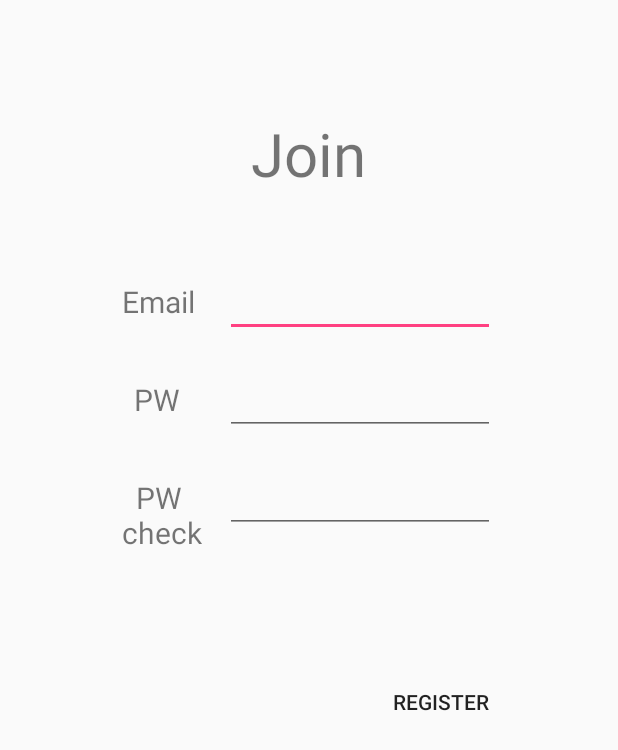
After one commit to unistcse421/Backpacker, an Android app: the layout activity_registeration.xml on its own in the app's theme, with its tools: preview values and no code run, on a phone screen of 412 x 824 dp. The commit adds this screen. Shown: the top 750 px of the screen. Run offline under Robolectric (Android 15) with nearby library versions, the phone set to English and light mode, and no system bars.

Commit message:
register layout

```diff
--- /dev/null
+++ b/app/src/main/java/com/example/simon/backpacker/registerationActivity.java
@@ -0,0 +1,18 @@
+package com.example.simon.backpacker;
+
+import android.app.ActionBar;
+import android.support.v7.app.AppCompatActivity;
+import android.os.Bundle;
+
+public class registerationActivity extends AppCompatActivity {
+
+    @Override
+    protected void onCreate(Bundle savedInstanceState) {
+        super.onCreate(savedInstanceState);
+        setContentView(R.layout.activity_registeration);
+/*
+        ActionBar actionBar = getActionBar();
+        actionBar.hide();
+        */
+    }
+}
--- /dev/null
+++ b/app/src/main/res/drawable/button_transparent.xml
@@ -0,0 +1,11 @@
+<?xml version="1.0" encoding="utf-8"?>
+<selector xmlns:android="http://schemas.android.com/apk/res/android">
+<item>
+    <shape android:shape="rectangle">
+        <!--apply button background transparent, full opacity-->
+        <solid android:color="#00ffffff"/>
+        <!--make button border solid color, nontransparent-->
+        <stroke android:color="#00ffffff"/>
+    </shape>
+</item>
+</selector>
--- a/app/src/main/res/layout/activity_main.xml
+++ b/app/src/main/res/layout/activity_main.xml
@@ -13,4 +13,9 @@
         android:layout_width="wrap_content"
         android:layout_height="wrap_content"
         android:text="Hello World!" />
+
+    <TextView
+        android:layout_width="wrap_content"
+        android:layout_height="wrap_content"
+        android:id="@+id/text2"/>
 </RelativeLayout>
--- /dev/null
+++ b/app/src/main/res/layout/activity_registeration.xml
@@ -0,0 +1,79 @@
+<?xml version="1.0" encoding="utf-8"?>
+
+<LinearLayout xmlns:android="http://schemas.android.com/apk/res/android"
+    android:orientation="vertical"
+    android:layout_width="match_parent"
+    android:layout_height="match_parent"
+    >
+
+    <TextView
+        android:layout_width="wrap_content"
+        android:layout_height="wrap_content"
+        android:text="Join"
+        android:textSize="40dp"
+        android:layout_gravity="center_horizontal"
+        android:paddingTop="75dp"
+        android:id="@+id/textView" />
+
+    <GridLayout
+        android:layout_width="wrap_content"
+        android:layout_height="wrap_content"
+        android:layout_gravity="center_horizontal"
+        android:layout_marginTop="50dp"
+        android:columnCount="2">
+
+        <TextView
+            android:layout_width="wrap_content"
+            android:layout_height="wrap_content"
+            android:text="Email"
+            android:textSize="20dp"
+            />
+
+        <EditText
+            android:layout_height="match_parent"
+            android:layout_width="180dp"
+            android:layout_marginLeft="15dp"
+            />
+
+        <TextView
+            android:layout_width="wrap_content"
+            android:layout_height="wrap_content"
+            android:layout_marginLeft="8dp"
+            android:text="PW"
+            android:textSize="20dp"
+            android:layout_marginTop="20dp"
+            />
+
+        <EditText
+            android:layout_height="match_parent"
+            android:layout_width="180dp"
+            android:layout_marginLeft="15dp"
+            android:layout_marginTop="20dp"
+            />
+
+        <TextView
+            android:layout_width="wrap_content"
+            android:layout_height="wrap_content"
+            android:text="  PW\ncheck"
+            android:textSize="20dp"
+            android:layout_marginTop="20dp"
+            />
+
+        <EditText
+            android:layout_height="match_parent"
+            android:layout_width="180dp"
+            android:layout_marginLeft="15dp"
+            android:layout_marginTop="20dp"
+            />
+    </GridLayout>
+
+    <Button
+        android:layout_width="wrap_content"
+        android:layout_height="wrap_content"
+        android:layout_marginTop="75dp"
+        android:layout_marginLeft="250dp"
+        android:text="Register"
+        android:background="@drawable/button_transparent"
+        />
+
+</LinearLayout>
--- a/app/src/main/res/values/styles.xml
+++ b/app/src/main/res/values/styles.xml
@@ -1,7 +1,7 @@
 <resources>
 
     <!-- Base application theme. -->
-    <style name="AppTheme" parent="Theme.AppCompat.Light.DarkActionBar">
+    <style name="AppTheme" parent="Theme.AppCompat.Light.NoActionBar">
         <!-- Customize your theme here. -->
         <item name="colorPrimary">@color/colorPrimary</item>
         <item name="colorPrimaryDark">@color/colorPrimaryDark</item>
```
